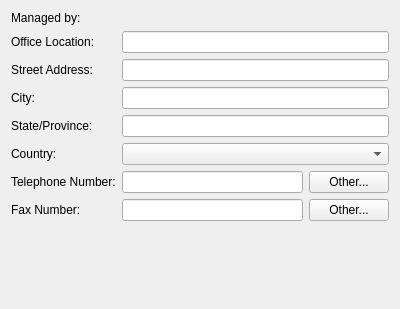
The window that src/admc/tabs/managed_by_tab.ui (altlinux/admc) describes before a commit, drawn with Qt 5.
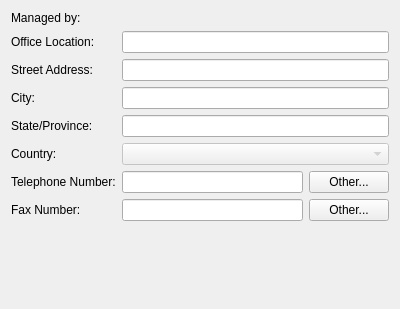
The same window after the commit. Custom widgets are drawn as their Qt base class.

```diff
--- a/src/admc/tabs/managed_by_tab.ui
+++ b/src/admc/tabs/managed_by_tab.ui
@@ -72,7 +72,11 @@
     </widget>
    </item>
    <item row="5" column="1">
-    <widget class="QComboBox" name="country_combo"/>
+    <widget class="QComboBox" name="country_combo">
+     <property name="enabled">
+      <bool>false</bool>
+     </property>
+    </widget>
    </item>
    <item row="6" column="0">
     <widget class="QLabel" name="telephoneNumberLabel">
```
Left out of the diff: 36 changed lines with no effect on the pictures.
